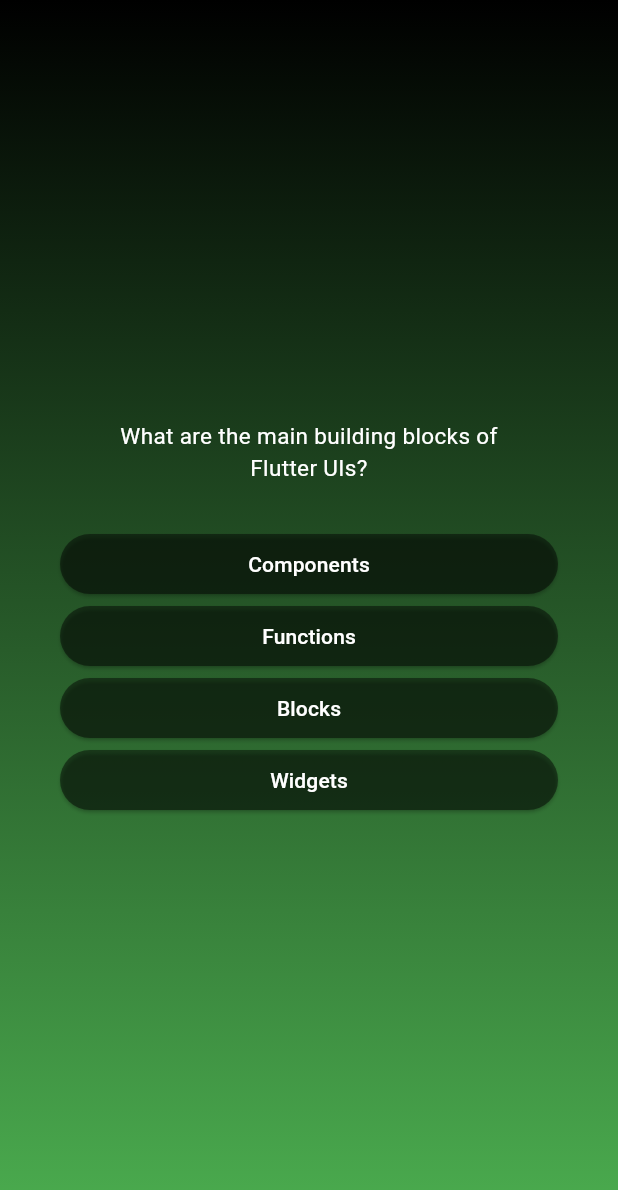
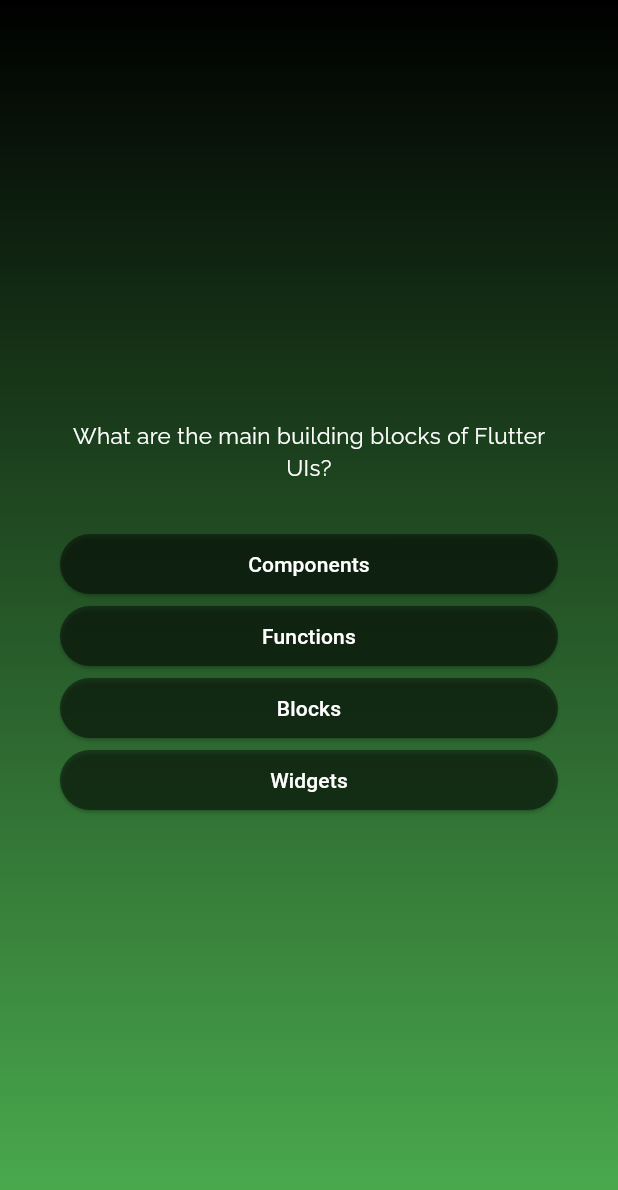
Before and after one commit to cheesyGarlicBread15/adv_basics, a Flutter app: the screen it shows after launch, after a tap on "Start Quiz", on a phone screen of 412 x 824 dp. Shown: the top 1190 px of the screen. Run offline on Flutter 3.47's test engine with Material 3 defaults, Android fonts, the phone set to English and light mode, and no system bars; our stand-ins replace google_fonts.

Commit message:
(74 & 75) fonts via google fonts package, space between answer buttons not fixed

```diff
--- a/lib/buttons/answer_button.dart
+++ b/lib/buttons/answer_button.dart
@@ -10,11 +10,15 @@ class AnswerButton extends StatelessWidget {
     return ElevatedButton(
         onPressed: onTap,
         style: ElevatedButton.styleFrom(
-            backgroundColor: Colors.black45,
-            padding: const EdgeInsets.symmetric(horizontal: 40, vertical: 10)),
+          backgroundColor: Colors.black45,
+          padding: const EdgeInsets.symmetric(horizontal: 40, vertical: 10),
+        ),
         child: Text(
           answer,
-          style: const TextStyle(color: Colors.white),
+          style: const TextStyle(
+            color: Colors.white,
+          ),
+          textAlign: TextAlign.center,
         ));
   }
 }
--- a/lib/questions_screen.dart
+++ b/lib/questions_screen.dart
@@ -2,6 +2,7 @@ import 'package:adv_basics/buttons/answer_button.dart';
 import 'package:adv_basics/models/quiz_question.dart';
 import 'package:flutter/material.dart';
 import 'package:adv_basics/data/questions.dart';
+import 'package:google_fonts/google_fonts.dart';
 
 class QuestionsScreen extends StatefulWidget {
   const QuestionsScreen({super.key});
@@ -37,16 +38,13 @@ class _QuestionsScreenState extends State<QuestionsScreen> {
           mainAxisAlignment: MainAxisAlignment.center,
           crossAxisAlignment: CrossAxisAlignment.stretch,
           children: [
-            Padding(
-              padding: const EdgeInsets.symmetric(horizontal: 30),
-              child: Text(
-                currentQuestion.question,
-                style: const TextStyle(
-                  color: Colors.white,
-                  fontSize: 15,
-                ),
-                textAlign: TextAlign.center,
+            Text(
+              currentQuestion.question,
+              style: GoogleFonts.raleway(
+                color: Colors.white,
+                fontSize: 15,
               ),
+              textAlign: TextAlign.center,
             ),
             const SizedBox(
               height: 30,
--- a/lib/start_screen.dart
+++ b/lib/start_screen.dart
@@ -1,4 +1,5 @@
 import 'package:flutter/material.dart';
+import 'package:google_fonts/google_fonts.dart';
 
 class StartScreen extends StatelessWidget {
   final void Function() startQuiz;
@@ -18,10 +19,10 @@ class StartScreen extends StatelessWidget {
           const SizedBox(
             height: 70,
           ),
-          const Text(
+          Text(
             'Learn Flutter the fun way!',
-            style: TextStyle(
-              color: Colors.white,
+            style: GoogleFonts.raleway(
+              color: const Color(0xFFFBFF00),
               fontSize: 20,
             ),
           ),
--- a/pubspec.yaml
+++ b/pubspec.yaml
@@ -9,6 +9,7 @@ environment:
 dependencies:
   flutter:
     sdk: flutter
+  google_fonts: ^6.2.1
 
 dev_dependencies:
   flutter_test:
```
Also changed, not shown: pubspec.lock, 1 other file.
